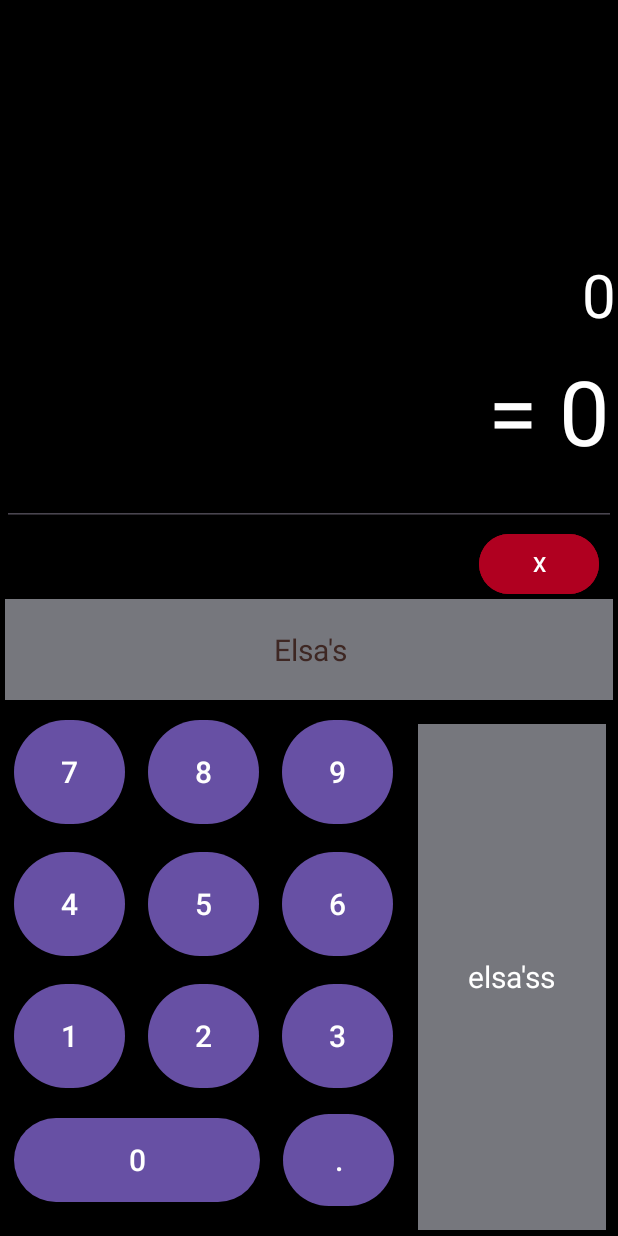
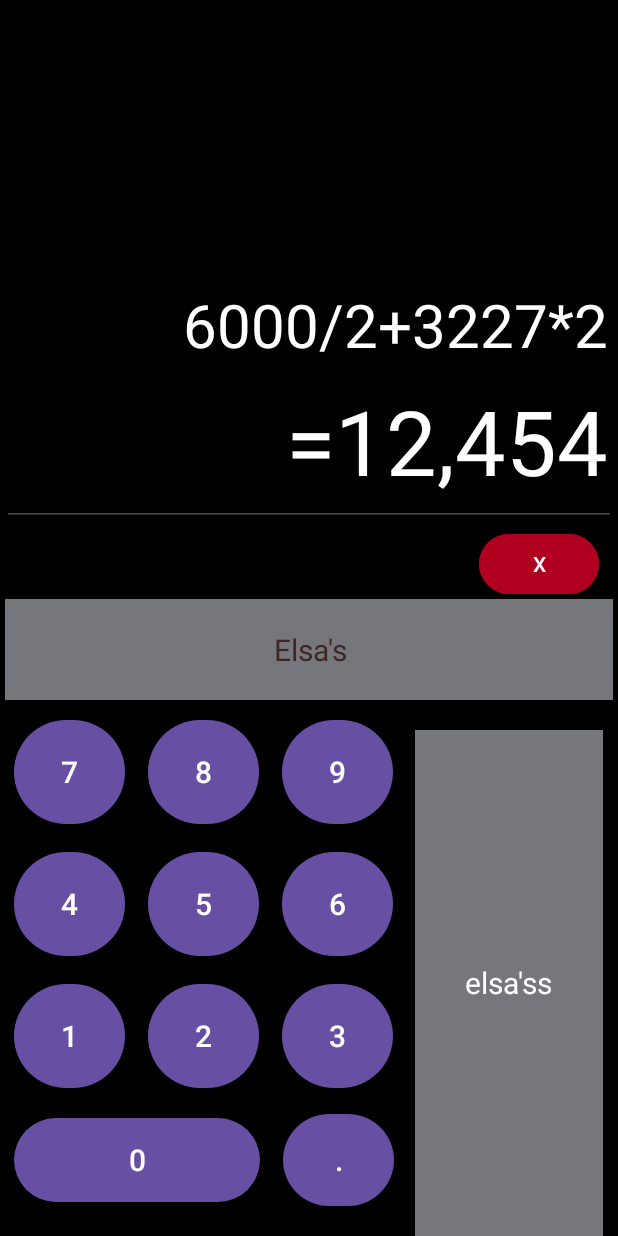
Before and after one commit to ssenyonjoalvin/Mobile_application, an Android app: the screen it shows after launch (MainActivity), on a phone screen of 412 x 824 dp. Run offline under Robolectric (Android 15) with nearby library versions, the phone set to English and light mode, and no system bars.

Commit message:
minor UI changes made

```diff
--- a/Calculator_App/app/src/main/res/layout/activity_main.xml
+++ b/Calculator_App/app/src/main/res/layout/activity_main.xml
@@ -15,7 +15,9 @@
         android:id="@+id/displayBlock1"
         android:layout_width="409dp"
         android:layout_height="181dp"
+        android:gravity="center"
         android:orientation="vertical"
+        android:paddingTop="20dp"
         app:layout_constraintBottom_toTopOf="@+id/constraintLayout"
         app:layout_constraintEnd_toEndOf="parent"
         app:layout_constraintStart_toStartOf="parent"
@@ -26,16 +28,16 @@
             android:layout_width="match_parent"
             android:layout_height="wrap_content"
             android:clickable="false"
+            android:ems="10"
             android:focusable="false"
-            android:ems="10"
             android:gravity="end"
             android:inputType="textPersonName"
+            android:paddingRight="5dp"
             android:scrollHorizontally="true"
             android:singleLine="true"
-            android:text="0"
+            android:text="6000/2+3227*2"
             android:textColor="@color/white"
-            android:textSize="40sp"
-            />
+            android:textSize="40sp" />
 
         <EditText
             android:id="@+id/result"
@@ -46,9 +48,10 @@
             android:focusable="false"
             android:gravity="end"
             android:inputType="textPersonName"
+            android:paddingRight="5dp"
             android:scrollHorizontally="true"
             android:singleLine="true"
-            android:text="= 0"
+            android:text="=12,454"
             android:textColor="@color/white"
             android:textSize="60sp" />
 
@@ -236,20 +239,20 @@
             android:id="@+id/elsa2"
             android:layout_width="125dp"
             android:layout_height="337dp"
-            android:layout_marginStart="10dp"
-            android:layout_marginTop="16dp"
+            android:layout_marginStart="8dp"
+            android:layout_marginTop="20dp"
+            android:background="@color/material_dynamic_neutral50"
             android:gravity="center"
             android:orientation="vertical"
-            android:background="@color/material_dynamic_neutral50"
             app:layout_constraintStart_toEndOf="@+id/alvin"
             app:layout_constraintTop_toBottomOf="@+id/linearLayout14">
 
             <TextView
                 android:layout_width="wrap_content"
                 android:layout_height="wrap_content"
+                android:background="@color/material_dynamic_neutral50"
                 android:gravity="center"
                 android:text="elsa'ss"
-                android:background="@color/material_dynamic_neutral50"
                 android:textColor="@color/white"
                 android:textSize="20sp" />
 
```
